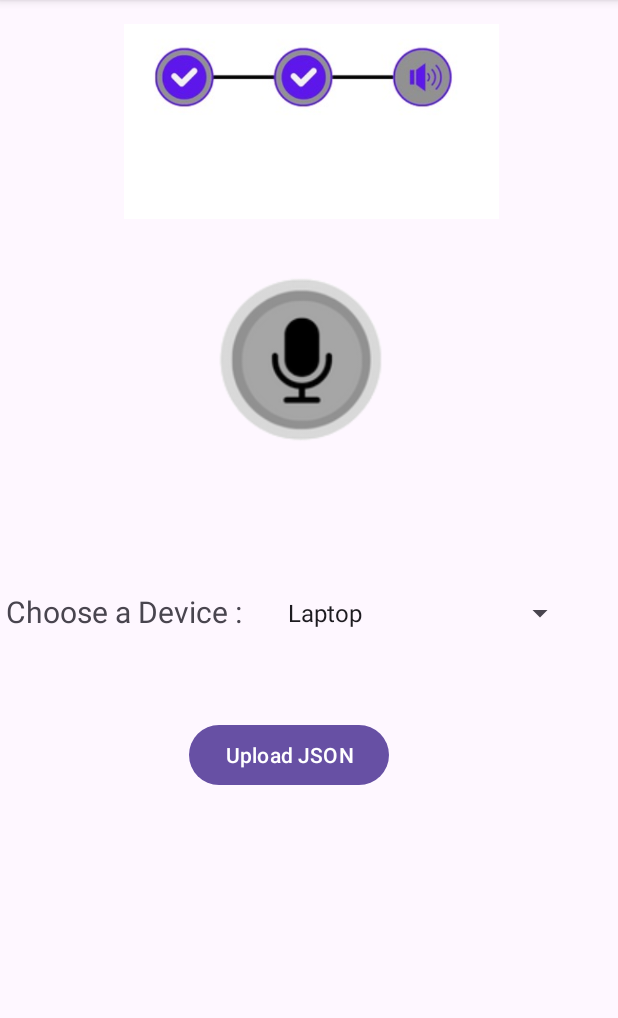
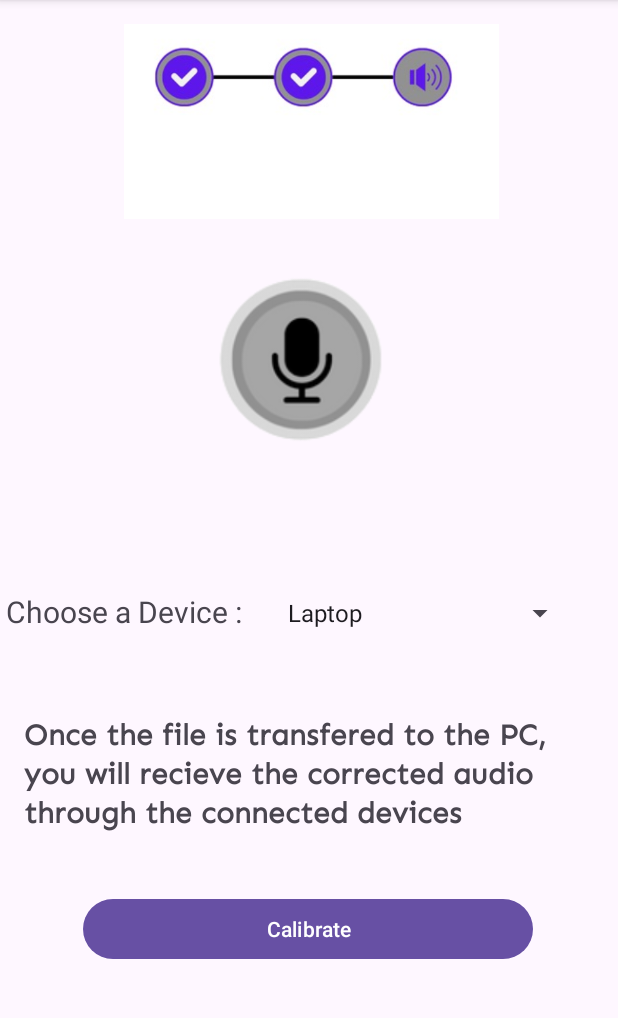
Before and after one commit to HashSuranjana/Sound-Sculpt-Mobile-2, an Android app built with Jetpack Compose: the SaveFile screen opened directly, with no data from a screen before it, on a phone screen of 412 x 824 dp, the part 96-1114 px from its top. Run offline under Robolectric (Android 15) with nearby library versions, the phone set to English and light mode, and no system bars; our stand-ins replace Firebase (no records; nobody signed in at launch, a user with empty details on screens opened directly); 4 statements that could not run were skipped.

Commit message:
paragraph added

```diff
--- a/app/src/main/res/layout/activity_save_file.xml
+++ b/app/src/main/res/layout/activity_save_file.xml
@@ -61,14 +61,32 @@
         app:layout_constraintStart_toStartOf="parent"
         app:layout_constraintTop_toBottomOf="@+id/topLayout" />
 
+    <TextView
+        android:id="@+id/para"
+        android:layout_width="382dp"
+        android:layout_height="88dp"
+        android:layout_marginStart="16dp"
+        android:layout_marginTop="316dp"
+        android:width="300dp"
+        android:fontFamily="@font/senvariablefontwght"
+        android:lineSpacingExtra="2dp"
+        android:text="Once the file is transfered to the PC, you will recieve the corrected audio through the connected devices"
+        android:textAlignment="textStart"
+        android:textSize="20sp"
+        app:flow_verticalAlign="center"
+        app:layout_constraintStart_toStartOf="parent"
+        android:textStyle="bold"
+        app:layout_constraintTop_toBottomOf="@id/topLayout" />
+
     <Button
         android:id="@+id/uploadButton"
         android:layout_width="wrap_content"
         android:layout_height="wrap_content"
-        android:layout_marginTop="48dp"
-        android:text="Upload JSON"
+        android:layout_marginTop="164dp"
+        android:width="300dp"
+        android:text="Calibrate"
         app:layout_constraintEnd_toEndOf="parent"
-        app:layout_constraintHorizontal_bias="0.453"
+        app:layout_constraintHorizontal_bias="0.495"
         app:layout_constraintStart_toStartOf="parent"
         app:layout_constraintTop_toBottomOf="@id/audioDeviceSpinner" />
 
```
